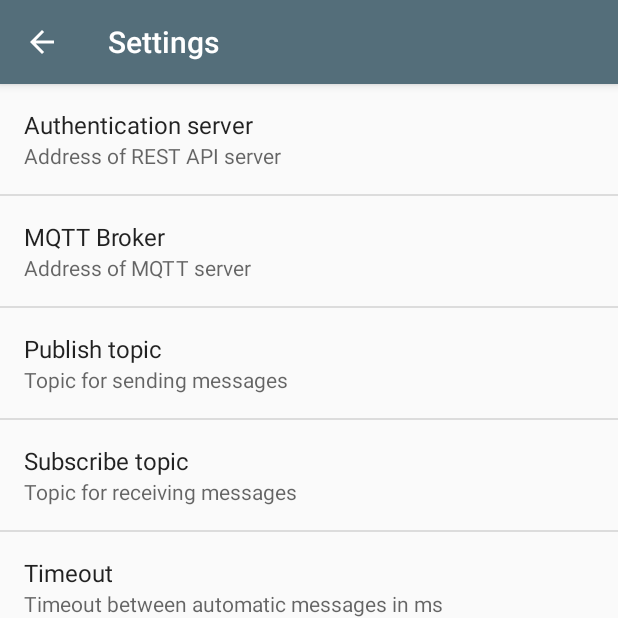
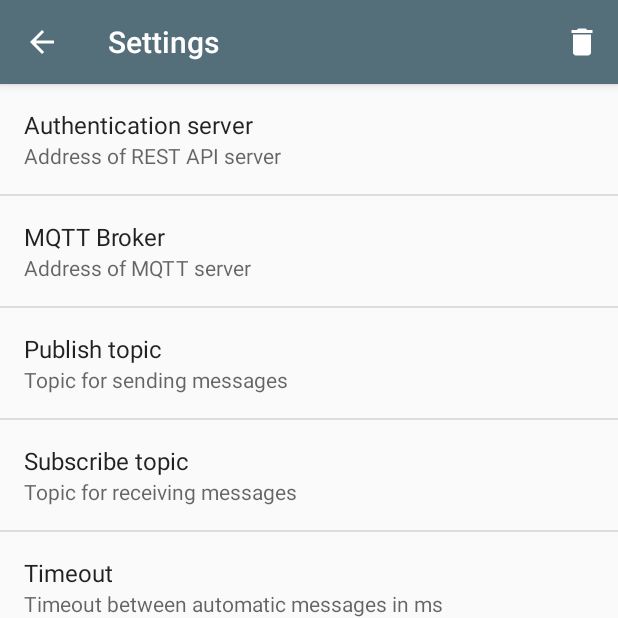
Before and after one commit to fishb1/MqttMessenger, an Android app: the SettingsActivity screen opened directly, with no data from a screen before it, on a phone screen of 412 x 824 dp, the top half of it. Run offline under Robolectric (Android 15) with nearby library versions, the phone set to English and light mode, and no system bars.

Commit message:
Кнопка сброса настроек

```diff
--- a/app/build.gradle
+++ b/app/build.gradle
@@ -9,7 +9,6 @@
         versionCode 3
         versionName "1.03"
         testInstrumentationRunner "android.support.test.runner.AndroidJUnitRunner"
-        buildConfigField 'String', 'REST_API_URL', '"http://176.112.218.148:3000/"'
     }
     buildTypes {
         release {
--- a/app/src/main/java/fb/ru/mqtttest/MessagingService.java
+++ b/app/src/main/java/fb/ru/mqtttest/MessagingService.java
@@ -166,6 +166,7 @@
         try {
             if (mClient.isConnected()) {
                 mClient.disconnect();
+                mCurrentTopic = null; // Подписка тоже снимется
             } else {
                 connect();
             }
@@ -178,7 +179,10 @@
         Log.d(TAG, "Resubscribing...");
         if (!TextUtils.isEmpty(mCurrentTopic)) {
             try {
-                mClient.unsubscribe(mCurrentTopic);
+                if (!TextUtils.isEmpty(mCurrentTopic)) {
+                    mClient.unsubscribe(mCurrentTopic);
+                    mCurrentTopic = null;
+                }
             } catch (MqttException e) {
                 Log.e(TAG, "Unsubscribe error", e);
             }
--- a/app/src/main/java/fb/ru/mqtttest/ui/HomeActivity.java
+++ b/app/src/main/java/fb/ru/mqtttest/ui/HomeActivity.java
@@ -128,7 +128,7 @@
 
     @Override
     public boolean onCreateOptionsMenu(Menu menu) {
-        getMenuInflater().inflate(R.menu.menu, menu);
+        getMenuInflater().inflate(R.menu.home_menu, menu);
         return true;
     }
 
--- a/app/src/main/java/fb/ru/mqtttest/ui/SettingsActivity.java
+++ b/app/src/main/java/fb/ru/mqtttest/ui/SettingsActivity.java
@@ -1,11 +1,20 @@
 package fb.ru.mqtttest.ui;
 
+import android.app.AlertDialog;
+import android.app.Fragment;
+import android.content.DialogInterface;
 import android.os.Bundle;
 import android.support.annotation.Nullable;
 import android.support.v7.app.ActionBar;
 import android.support.v7.app.AppCompatActivity;
+import android.view.Menu;
+import android.view.MenuItem;
 
+import fb.ru.mqtttest.App;
 import fb.ru.mqtttest.R;
+import fb.ru.mqtttest.common.Settings;
+import fb.ru.mqtttest.common.UserSession;
+import fb.ru.mqtttest.common.logger.Log;
 
 /**
  * Форма настроек. Показывает фрагмент настроек.
@@ -14,13 +23,74 @@
  */
 public class SettingsActivity extends AppCompatActivity {
 
+    Settings mSettings;
+    UserSession mSession;
+
     @Override
     protected void onCreate(@Nullable Bundle savedInstanceState) {
         super.onCreate(savedInstanceState);
+        mSettings = ((App) getApplication()).getSettings();
+        mSession = ((App) getApplication()).getUserSession();
         setContentView(R.layout.activity_settings);
+        Fragment fragment = getFragmentManager().findFragmentByTag(Settings.TAG);
+        if (fragment == null) {
+            fragment = new SettingsFragment();
+            getFragmentManager()
+                    .beginTransaction()
+                    .replace(R.id.settings, fragment, Settings.TAG)
+                    .commit();
+        }
+        mSettings.addOnSettingsChangedListener((SettingsFragment) fragment);
         ActionBar ab = getSupportActionBar();
         if (ab != null) {
             ab.setDisplayHomeAsUpEnabled(true);
         }
     }
+
+    @Override
+    protected void onDestroy() {
+        super.onDestroy();
+        Fragment fragment = getFragmentManager().findFragmentByTag(Settings.TAG);
+        if (fragment != null) {
+            mSettings.removeOnSettingsChangedListener((SettingsFragment) fragment);
+        }
+    }
+
+    @Override
+    public boolean onCreateOptionsMenu(Menu menu) {
+        getMenuInflater().inflate(R.menu.settings_menu, menu);
+        return true;
+    }
+
+    @Override
+    public boolean onOptionsItemSelected(MenuItem item) {
+        if (item.getItemId() == R.id.menu_item_reset) {
+            showConfirmResetDialog();
+            return true;
+        } else if (item.getItemId() == android.R.id.home) { // Если в меню нажали стрелочку, то вернуться назад
+            onBackPressed();
+            return true;
+        }
+        return super.onOptionsItemSelected(item);
+    }
+
+    private void showConfirmResetDialog() {
+        AlertDialog.Builder dialog = new AlertDialog.Builder(this);
+        dialog.setTitle("Reset settings");
+        dialog.setMessage("Are you sure?");
+        dialog.setPositiveButton(android.R.string.ok, new DialogInterface.OnClickListener() {
+            @Override
+            public void onClick(DialogInterface dialog, int which) {
+                Log.d(Settings.TAG, "Reset settings");
+                mSettings.init(mSession, true);
+            }
+        });
+        dialog.setNegativeButton(android.R.string.cancel, new DialogInterface.OnClickListener() {
+            @Override
+            public void onClick(DialogInterface dialog, int which) {
+                dialog.dismiss();
+            }
+        });
+        dialog.show();
+    }
 }
--- a/app/src/main/java/fb/ru/mqtttest/ui/SettingsFragment.java
+++ b/app/src/main/java/fb/ru/mqtttest/ui/SettingsFragment.java
@@ -1,31 +1,35 @@
 package fb.ru.mqtttest.ui;
 
 import android.os.Bundle;
+import android.preference.EditTextPreference;
+import android.preference.Preference;
 import android.preference.PreferenceFragment;
 import android.support.annotation.Nullable;
-import android.view.MenuItem;
 
 import fb.ru.mqtttest.R;
+import fb.ru.mqtttest.common.Settings;
 
 /**
  * Фрагмент настроек.
  *
  * Created by kolyan on 13.03.18.
  */
-public class SettingsFragment extends PreferenceFragment {
+public class SettingsFragment extends PreferenceFragment
+        implements Settings.OnSettingsChangedListener {
 
     @Override
     public void onCreate(@Nullable Bundle savedInstanceState) {
         super.onCreate(savedInstanceState);
         addPreferencesFromResource(R.xml.settings);
-        setHasOptionsMenu(true);
     }
 
     @Override
-    public boolean onOptionsItemSelected(MenuItem item) {
-        if (item.getItemId() == android.R.id.home) { // Если в меню нажали стрелочку, то вернуться назад
-            getActivity().onBackPressed();
+    public void onSettingsChanged(String key) { // При сбросе настрок, данные инпутов не пересчитываются, пока форма открыта, приходится вручну выставлять новые значения
+        Preference pref = findPreference(key);
+        if (pref != null) {
+            EditTextPreference textPref = (EditTextPreference) pref;
+            textPref.setText(getPreferenceManager().getSharedPreferences().getString(key,
+                    textPref.getText()));
         }
-        return super.onOptionsItemSelected(item);
     }
 }
--- /dev/null
+++ b/app/src/main/res/drawable/ic_delete.xml
@@ -0,0 +1,9 @@
+<vector xmlns:android="http://schemas.android.com/apk/res/android"
+        android:width="24dp"
+        android:height="24dp"
+        android:viewportWidth="24.0"
+        android:viewportHeight="24.0">
+    <path
+        android:fillColor="#FFFFFFFF"
+        android:pathData="M6,19c0,1.1 0.9,2 2,2h8c1.1,0 2,-0.9 2,-2V7H6v12zM19,4h-3.5l-1,-1h-5l-1,1H5v2h14V4z"/>
+</vector>
--- a/app/src/main/res/layout/activity_settings.xml
+++ b/app/src/main/res/layout/activity_settings.xml
@@ -1,7 +1,9 @@
 <?xml version="1.0" encoding="utf-8"?>
 <LinearLayout xmlns:android="http://schemas.android.com/apk/res/android"
+    xmlns:tools="http://schemas.android.com/tools"
     android:layout_width="match_parent"
-    android:layout_height="match_parent">
+    android:layout_height="match_parent"
+    tools:context=".ui.SettingsActivity">
 
     <fragment
         android:id="@+id/settings"
--- /dev/null
+++ b/app/src/main/res/menu/settings_menu.xml
@@ -0,0 +1,9 @@
+<?xml version="1.0" encoding="utf-8"?>
+<menu xmlns:android="http://schemas.android.com/apk/res/android"
+    xmlns:app="http://schemas.android.com/apk/res-auto">
+    <item
+        android:id="@+id/menu_item_reset"
+        android:title="@string/reset_settings"
+        android:icon="@drawable/ic_delete"
+        app:showAsAction="ifRoom" />
+</menu>
--- a/app/src/main/res/values/strings.xml
+++ b/app/src/main/res/values/strings.xml
@@ -20,4 +20,5 @@
     <string name="service_message">"Automatic location updates %s"</string>
     <string name="message_hint">Message to MQTT in JSON format</string>
     <string name="topic_hint">Topic</string>
+    <string name="reset_settings">Reset settings</string>
 </resources>
```
Also changed, not shown: app/src/main/java/fb/ru/mqtttest/App.java (+2 -5 lines), app/src/main/java/fb/ru/mqtttest/common/Settings.java (+22 -10 lines), app/src/main/java/fb/ru/mqtttest/ui/LoginActivity.java (+2 -9 lines), app/src/main/res/menu/home_menu.xml (renamed from app/src/main/res/menu/menu.xml).
